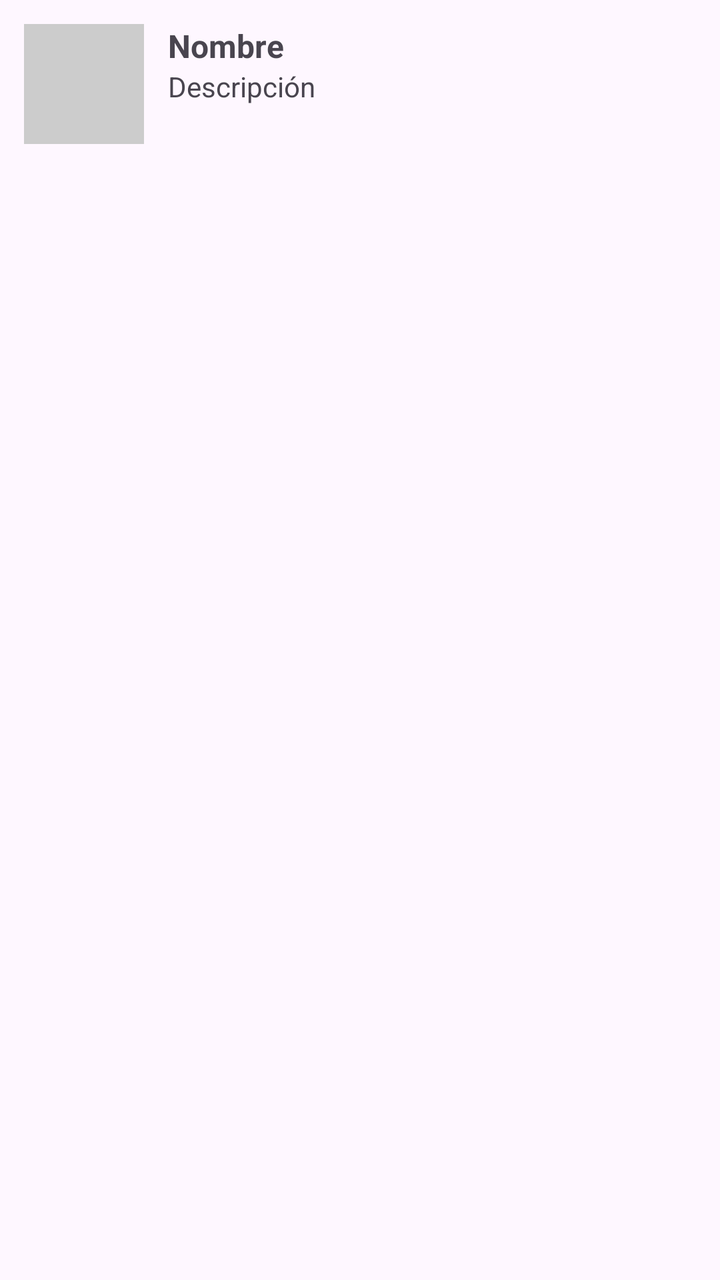
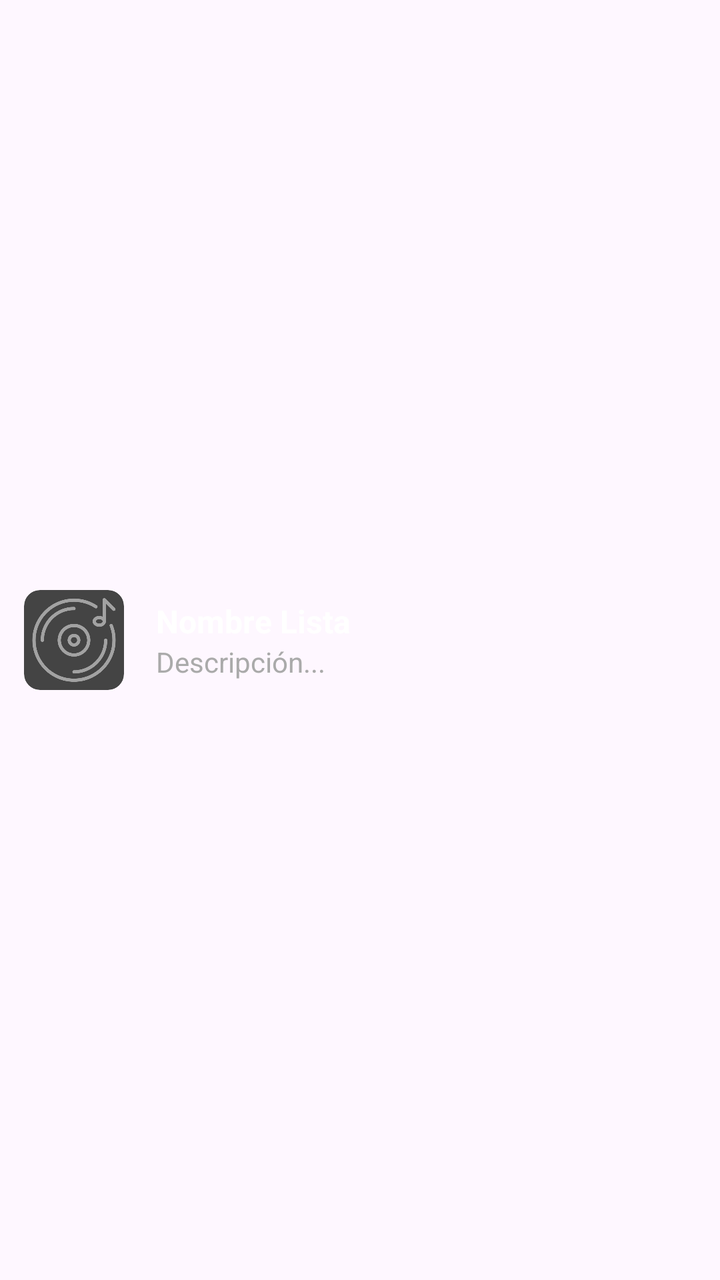

The first picture is an Android layout as it rendered before a commit; the second is the same layout after the commit. The layout source and the unified diff follow.
<!-- AndroidManifest.xml: application theme Theme.MusAPIApp -->
<!-- res/layout/item_lista_seleccion.xml -->
<LinearLayout xmlns:android="http://schemas.android.com/apk/res/android"
    android:orientation="horizontal"
    android:padding="12dp"
    android:layout_width="match_parent"
    android:layout_height="wrap_content">

    <ImageView
        android:id="@+id/imgFotoLista"
        android:layout_width="60dp"
        android:layout_height="60dp"
        android:scaleType="centerCrop"
        android:background="#CCCCCC"
        android:layout_marginEnd="12dp" />

    <LinearLayout
        android:orientation="vertical"
        android:layout_width="0dp"
        android:layout_height="wrap_content"
        android:layout_weight="1">

        <TextView
            android:id="@+id/txtNombreLista"
            android:text="Nombre"
            android:textStyle="bold"
            android:textSize="16sp"
            android:layout_width="wrap_content"
            android:layout_height="wrap_content"/>

        <TextView
            android:id="@+id/txtDescripcionLista"
            android:text="Descripción"
            android:textSize="14sp"
            android:layout_width="wrap_content"
            android:layout_height="wrap_content"/>
    </LinearLayout>
</LinearLayout>
<!-- resources referenced by this layout -->
<resources>
  <style name="Theme.MusAPIApp" parent="Base.Theme.MusAPIApp" />
  <style name="Base.Theme.MusAPIApp" parent="Theme.Material3.DayNight.NoActionBar">
          
          
      </style>
</resources>

<!-- the commit's change to res/layout/item_lista_seleccion.xml (unified diff, before → after) -->
@@ -1,36 +1,53 @@
+<?xml version="1.0" encoding="utf-8"?>
 <LinearLayout xmlns:android="http://schemas.android.com/apk/res/android"
+    xmlns:app="http://schemas.android.com/apk/res-auto"
     android:orientation="horizontal"
     android:padding="12dp"
     android:layout_width="match_parent"
-    android:layout_height="wrap_content">
+    android:layout_height="wrap_content"
+    android:gravity="center_vertical"
+    android:background="?attr/selectableItemBackground">
 
-    <ImageView
-        android:id="@+id/imgFotoLista"
-        android:layout_width="60dp"
-        android:layout_height="60dp"
-        android:scaleType="centerCrop"
-        android:background="#CCCCCC"
-        android:layout_marginEnd="12dp" />
+    <androidx.cardview.widget.CardView
+        android:layout_width="50dp"
+        android:layout_height="50dp"
+        app:cardCornerRadius="8dp"
+        app:cardBackgroundColor="#444444"
+        app:cardElevation="0dp">
+        
+        <ImageView
+            android:id="@+id/imgFotoLista"
+            android:layout_width="match_parent"
+            android:layout_height="match_parent"
+            android:scaleType="centerCrop"
+            android:src="@drawable/ic_album"
+            app:tint="#80FFFFFF"/>
+    </androidx.cardview.widget.CardView>
 
     <LinearLayout
         android:orientation="vertical"
         android:layout_width="0dp"
         android:layout_height="wrap_content"
-        android:layout_weight="1">
+        android:layout_weight="1"
+        android:layout_marginStart="16dp">
 
         <TextView
             android:id="@+id/txtNombreLista"
-            android:text="Nombre"
+            android:text="Nombre Lista"
             android:textStyle="bold"
             android:textSize="16sp"
+            android:textColor="#FFFFFF" 
             android:layout_width="wrap_content"
             android:layout_height="wrap_content"/>
 
         <TextView
             android:id="@+id/txtDescripcionLista"
-            android:text="Descripción"
+            android:text="Descripción..."
             android:textSize="14sp"
+            android:textColor="#AAAAAA"
             android:layout_width="wrap_content"
-            android:layout_height="wrap_content"/>
+            android:layout_height="wrap_content"
+            android:maxLines="1"
+            android:ellipsize="end"/>
     </LinearLayout>
 </LinearLayout>
<!-- resource entries referenced after the edit -->
@@ -1,5 +1,6 @@
 <!-- resources referenced by this layout -->
 <resources>
+  <!-- drawable ic_album: png bitmap (drawable, 18893 bytes) -->
   <style name="Theme.MusAPIApp" parent="Base.Theme.MusAPIApp" />
   <style name="Base.Theme.MusAPIApp" parent="Theme.Material3.DayNight.NoActionBar">
           
